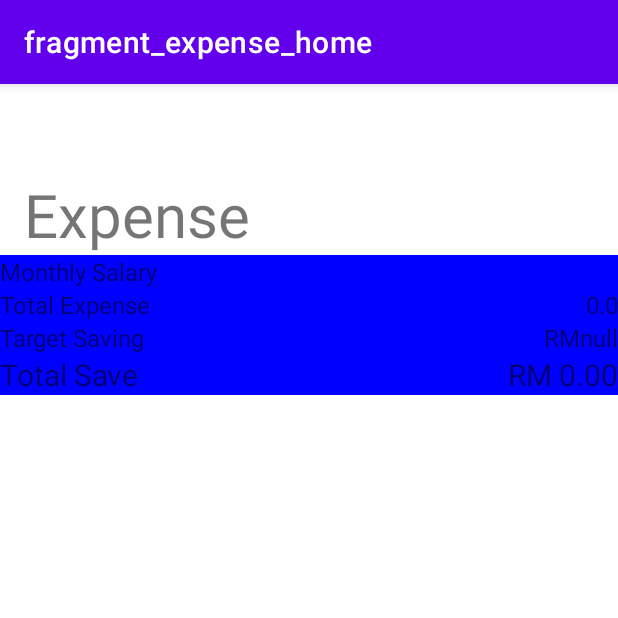
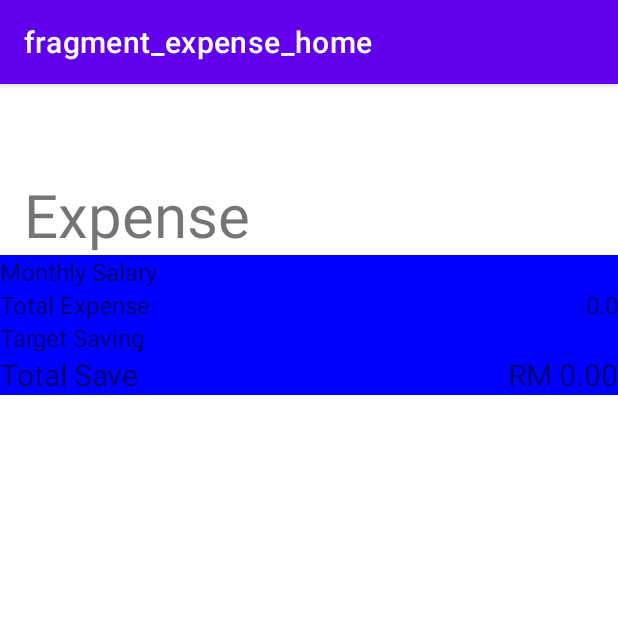
Before and after one commit to LauHongSoon/Assignment, an Android app: the ExpenseHomeFragment screen opened through its navigation route, on a phone screen of 412 x 824 dp, the top half of it. Run offline under Robolectric (Android 15) with nearby library versions, the phone set to English and light mode, and no system bars; our stand-ins replace Firebase (no records; nobody signed in at launch, a user with empty details on screens opened directly), navigation-ui; 2 statements that could not run were skipped.

Commit message:
Expense CRUD Completed

```diff
--- a/app/src/main/java/my/edu/tarc/mobileass/adapter/ExpenseListAdapter.kt
+++ b/app/src/main/java/my/edu/tarc/mobileass/adapter/ExpenseListAdapter.kt
@@ -28,7 +28,7 @@ class ExpenseListAdapter(private val list:ArrayList<ExpenseViewModel>, val conte
     override fun onBindViewHolder(holder: MyViewHolder, position: Int) {
         val data: ExpenseViewModel = list[position]
         holder.binding.textDate.text=data.date
-        holder.binding.texttotalExpense.text="RM"+data.expense
+        holder.binding.texttotalExpense.text=data.expense.toString()
         holder.binding.textTitle.text=data.title
         holder.binding.textCategory.text=data.category
 
--- a/app/src/main/java/my/edu/tarc/mobileass/ui/expense/ExpenseHomeFragment.kt
+++ b/app/src/main/java/my/edu/tarc/mobileass/ui/expense/ExpenseHomeFragment.kt
@@ -130,7 +130,7 @@ class ExpenseHomeFragment : Fragment() {
             .document(email)
             .get().addOnSuccessListener {
                 binding.textSalary.setText(it.getString("salary"))
-                binding.textTarget.setText("RM"+it.getString("targetSaving"))
+                binding.textTarget.setText(it.getString("targetSaving"))
             }
             .addOnFailureListener {
                 Toast.makeText(requireContext(),"Error", Toast.LENGTH_SHORT).show()
--- a/app/src/main/res/layout/fragment_home.xml
+++ b/app/src/main/res/layout/fragment_home.xml
@@ -31,16 +31,16 @@
 
     <androidx.recyclerview.widget.RecyclerView
         android:id="@+id/taskRecyclerView"
-        android:layout_width="0dp"
+        android:layout_width="match_parent"
         android:layout_height="0dp"
+        android:nestedScrollingEnabled="true"
+        app:layoutManager="androidx.recyclerview.widget.LinearLayoutManager"
         app:layout_constraintBottom_toBottomOf="parent"
         app:layout_constraintEnd_toEndOf="parent"
         app:layout_constraintHorizontal_bias="0.0"
         app:layout_constraintStart_toStartOf="parent"
         app:layout_constraintTop_toBottomOf="@+id/textView13"
         app:layout_constraintVertical_bias="1.0"
-        android:nestedScrollingEnabled="true"
-        app:layoutManager="androidx.recyclerview.widget.LinearLayoutManager"
         tools:listitem="@layout/each_task" />
 
 </androidx.constraintlayout.widget.ConstraintLayout>
```
